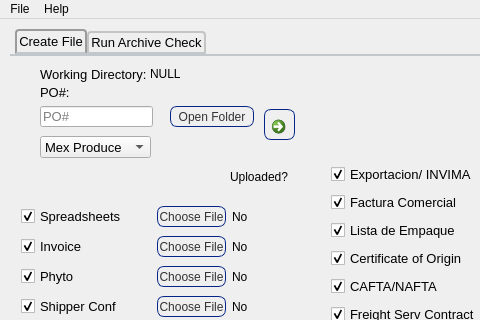
This is WaExport/mainwindow.ui in qrcline/WAEX_File_Organizer as Qt 5 draws it before an edit; both pictures show x 0 to 480 and y 0 to 320 of the 1198 by 638 pixel window. The edited form follows.
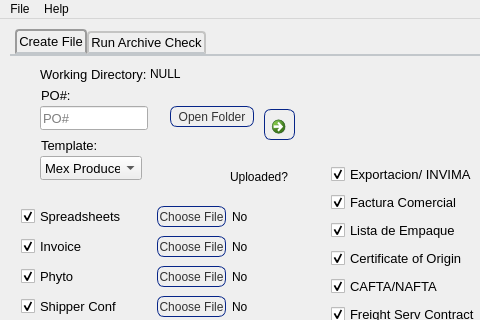
This is the edited form. Icons and pictures are not drawn.

```diff
--- a/WaExport/mainwindow.ui
+++ b/WaExport/mainwindow.ui
@@ -159,9 +159,9 @@
       <property name="geometry">
        <rect>
         <x>30</x>
-        <y>80</y>
-        <width>111</width>
-        <height>22</height>
+        <y>100</y>
+        <width>102</width>
+        <height>24</height>
        </rect>
       </property>
       <property name="font">
@@ -218,8 +218,8 @@
        <rect>
         <x>30</x>
         <y>50</y>
-        <width>113</width>
-        <height>21</height>
+        <width>108</width>
+        <height>24</height>
        </rect>
       </property>
       <property name="font">
@@ -237,10 +237,10 @@
      <widget class="QLabel" name="label_2">
       <property name="geometry">
        <rect>
-        <x>30</x>
-        <y>30</y>
-        <width>47</width>
-        <height>13</height>
+        <x>31</x>
+        <y>31</y>
+        <width>30</width>
+        <height>16</height>
        </rect>
       </property>
       <property name="font">
@@ -1553,6 +1553,24 @@
        <string>Uploaded?</string>
       </property>
      </widget>
+     <widget class="QLabel" name="label_14">
+      <property name="geometry">
+       <rect>
+        <x>31</x>
+        <y>81</y>
+        <width>59</width>
+        <height>16</height>
+       </rect>
+      </property>
+      <property name="font">
+       <font>
+        <pointsize>10</pointsize>
+       </font>
+      </property>
+      <property name="text">
+       <string>Template:</string>
+      </property>
+     </widget>
      <zorder>comboBox</zorder>
      <zorder>notesArea</zorder>
      <zorder>saveButton</zorder>
```
Left out of the diff: 8 changed lines with no effect on the pictures.
